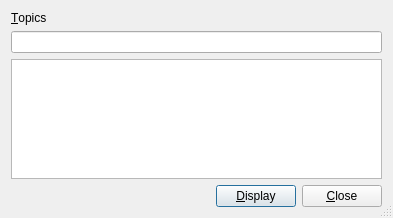
Old version of the form src/shared/help/topicchooser.ui in the repository qt-creator/qt-creator.
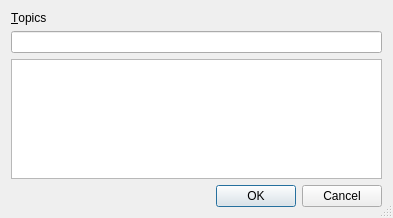
New version of the form. Custom widgets are drawn as their Qt base class.

Commit message:
Fix the button order in the "Choose Topic" dialog (help plugin)
Currently, the Display (confirm) button is located on the left of the
Close button on all platforms. This looks odd on macOS, as the
confirmation buttons are normally located at the very right there.
This commit fixes this issue by using a QDialogButtonBox to display
the buttons.

Task-number: QTCREATORBUG-10440

Patch:
```diff
--- a/src/shared/help/topicchooser.ui
+++ b/src/shared/help/topicchooser.ui
@@ -34,53 +34,11 @@
     <widget class="QListView" name="listWidget"/>
    </item>
    <item>
-    <layout class="QHBoxLayout" name="unnamed">
-     <property name="spacing">
-      <number>6</number>
+    <widget class="QDialogButtonBox" name="buttonBox">
+     <property name="standardButtons">
+      <set>QDialogButtonBox::Cancel|QDialogButtonBox::Ok</set>
      </property>
-     <property name="margin">
-      <number>0</number>
-     </property>
-     <item>
-      <spacer name="Horizontal Spacing2">
-       <property name="orientation">
-        <enum>Qt::Horizontal</enum>
-       </property>
-       <property name="sizeType">
-        <enum>QSizePolicy::Expanding</enum>
-       </property>
-       <property name="sizeHint" stdset="0">
-        <size>
-         <width>20</width>
-         <height>20</height>
-        </size>
-       </property>
-      </spacer>
-     </item>
-     <item>
-      <widget class="QPushButton" name="buttonDisplay">
-       <property name="text">
-        <string>&amp;Display</string>
-       </property>
-       <property name="autoDefault">
-        <bool>true</bool>
-       </property>
-       <property name="default">
-        <bool>true</bool>
-       </property>
-      </widget>
-     </item>
-     <item>
-      <widget class="QPushButton" name="buttonCancel">
-       <property name="text">
-        <string>&amp;Close</string>
-       </property>
-       <property name="autoDefault">
-        <bool>true</bool>
-       </property>
-      </widget>
-     </item>
-    </layout>
+    </widget>
    </item>
   </layout>
  </widget>
```
The commit also changes 1 other file.
